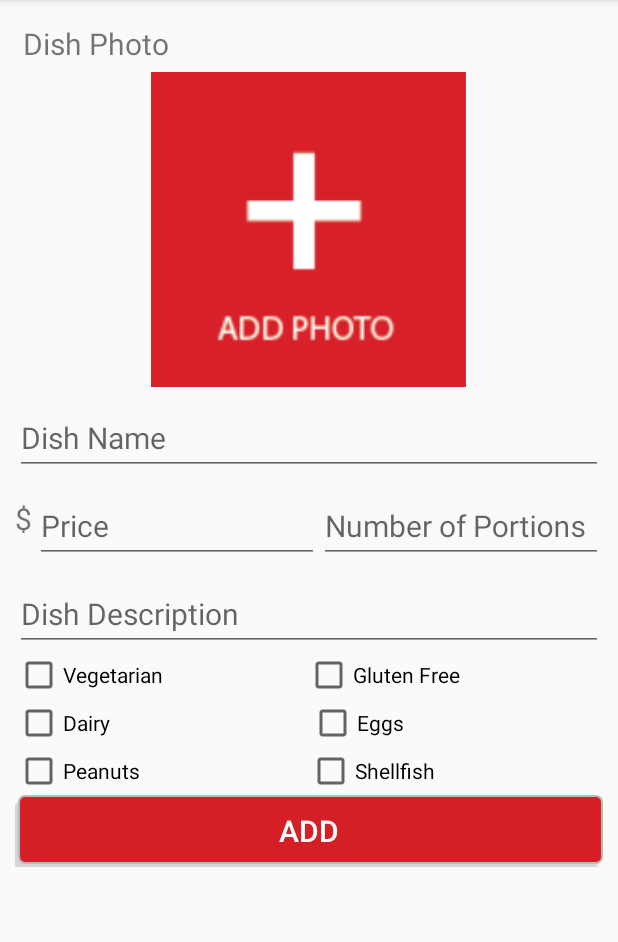
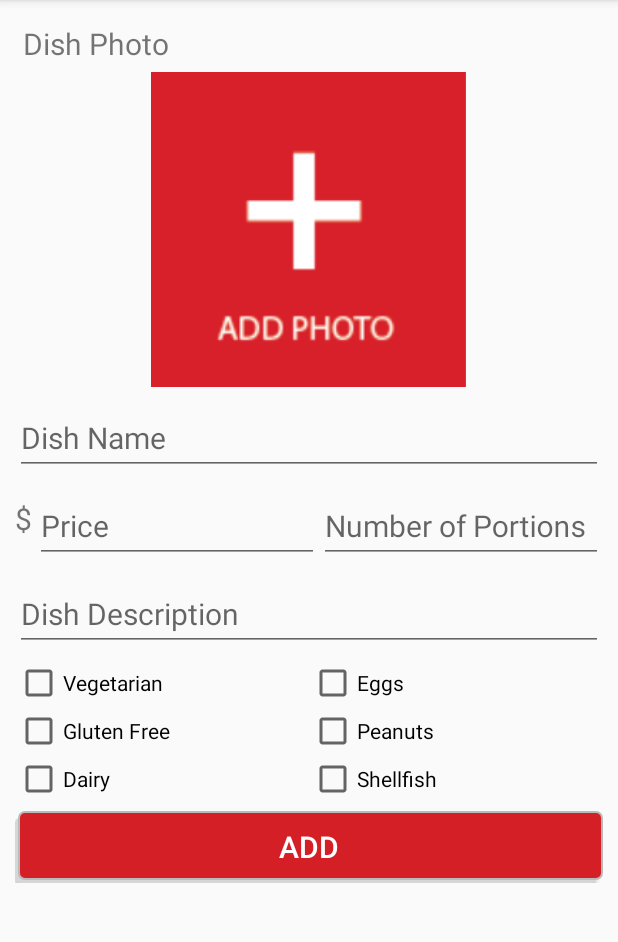
Before and after one commit to AnthonyFermin/Chip-Chop, an Android app: the fragment Fragment_Seller_CreateItem placed in its activity, on a phone screen of 412 x 824 dp, the part 84-1026 px from its top. Run offline under Robolectric (Android 15) with nearby library versions, the light colour scheme and no system bars; our stand-ins replace CircleImageView; libraries missing offline, so code that uses them is left out: com.facebook, com.firebase.client, com.sothree.slidinguppanel, retrofit.client; pictures from the network do not load; 3 statements that could not run were skipped.

Commit message:
more ui fixes

```diff
--- a/app/src/main/java/madelyntav/c4q/nyc/chipchop/fragments/Fragment_Buyer_Checkout.java
+++ b/app/src/main/java/madelyntav/c4q/nyc/chipchop/fragments/Fragment_Buyer_Checkout.java
@@ -1,6 +1,8 @@
 package madelyntav.c4q.nyc.chipchop.fragments;
 
+import android.graphics.drawable.TransitionDrawable;
 import android.os.Bundle;
+import android.os.Handler;
 import android.support.v4.app.Fragment;
 import android.support.v7.widget.LinearLayoutManager;
 import android.support.v7.widget.RecyclerView;
@@ -9,6 +11,7 @@ import android.view.LayoutInflater;
 import android.view.View;
 import android.view.ViewGroup;
 import android.widget.Button;
+import android.widget.ImageView;
 import android.widget.TextView;
 import android.widget.Toast;
 
@@ -25,11 +28,13 @@ import madelyntav.c4q.nyc.chipchop.adapters.CheckoutListAdapter;
 
 public class Fragment_Buyer_Checkout extends Fragment {
 
+    ImageView confirmImage;
     Button confirmOrder;
     private ArrayList<Item> cartItems;
     private RecyclerView cartRView;
     private TextView totalPriceTV;
 
+    private TransitionDrawable confirmDrawable;
     private BuyActivity activity;
     private Order order;
     private DBHelper dbHelper;
@@ -63,7 +68,14 @@ public class Fragment_Buyer_Checkout extends Fragment {
                 dbHelper.addCurrentOrderToSellerDB(order,new DBCallback() {
                     @Override
                     public void runOnSuccess() {
-                        activity.replaceFragment(new Fragment_Buyer_Orders());
+                        confirmImage.setVisibility(View.VISIBLE);
+                        new Handler().postDelayed(new Runnable() {
+                            @Override
+                            public void run() {
+                                confirmImage.setVisibility(View.GONE);
+                                activity.replaceFragment(new Fragment_Buyer_Orders());
+                            }
+                        }, 2000);
                     }
 
                     @Override
@@ -86,12 +98,16 @@ public class Fragment_Buyer_Checkout extends Fragment {
 
     private void initializeViews() {
         totalPriceTV.setText(total + "");
+
     }
 
     private void bindViews(View root) {
         cartRView = (RecyclerView) root.findViewById(R.id.checkout_items_list);
         totalPriceTV = (TextView) root.findViewById(R.id.total_price_tv);
         confirmOrder = (Button) root.findViewById(R.id.confirmOrderButton);
+        confirmImage = (ImageView) root.findViewById(R.id.confirm_image);
+
+
     }
 
     private void initializeData() {
--- a/app/src/main/res/layout/activity_signup1.xml
+++ b/app/src/main/res/layout/activity_signup1.xml
@@ -14,7 +14,10 @@
         android:visibility="gone"
         >
         <ProgressBar
-            style="@style/GenericProgressIndicator"/>
+            android:layout_width="wrap_content"
+            android:layout_height="wrap_content"
+            android:layout_gravity="center"
+            android:background="@android:color/transparent"/>
     </RelativeLayout>
 
     <LinearLayout
--- a/app/src/main/res/layout/checkout_list_item.xml
+++ b/app/src/main/res/layout/checkout_list_item.xml
@@ -33,15 +33,17 @@
             android:padding="8dp"/>
 
         <TextView
-            android:layout_width="50dp"
+            android:layout_width="0dp"
             android:layout_height="50dp"
+            android:layout_weight="1"
             android:gravity="center"
             android:id="@+id/food_quantity_tv"/>
 
         <TextView
-            android:layout_width="50dp"
+            android:layout_width="0dp"
             android:layout_height="50dp"
-            android:gravity="end"
+            android:layout_weight="1"
+            android:gravity="center"
             android:id="@+id/food_price_tv"/>
 
     </LinearLayout>
--- a/app/src/main/res/layout/fragment_buyer_checkout.xml
+++ b/app/src/main/res/layout/fragment_buyer_checkout.xml
@@ -3,6 +3,7 @@
     android:layout_height="match_parent"
     android:padding="10dp"
     tools:context="madelyntav.c4q.nyc.chipchop.fragments.Fragment_Buyer_Checkout">
+
 
 
     <ImageView
@@ -99,4 +100,12 @@
         android:id="@+id/confirmOrderButton"
         android:layout_alignParentBottom="true"/>
 
+    <ImageView
+        android:id="@+id/confirm_image"
+        android:layout_width="180dp"
+        android:layout_height="180dp"
+        android:src="@drawable/confirm"
+        android:visibility="gone"
+        android:layout_centerInParent="true"/>
+
 </RelativeLayout>
--- a/app/src/main/res/layout/fragment_seller__create_item.xml
+++ b/app/src/main/res/layout/fragment_seller__create_item.xml
@@ -8,8 +8,8 @@
     <ScrollView
         android:layout_width="match_parent"
         android:layout_height="0dp"
-        android:scrollbars="none"
-        android:layout_weight="10">
+        android:layout_weight="10"
+        android:scrollbars="none">
 
         <LinearLayout
             android:layout_width="match_parent"
@@ -19,31 +19,31 @@
             <TextView
                 android:layout_width="match_parent"
                 android:layout_height="wrap_content"
+                android:padding="5dp"
                 android:text="Dish Photo"
-        android:textSize="20sp"
-        android:padding="5dp"/>
+                android:textSize="20sp" />
 
 
             <ImageButton
                 android:id="@+id/dish_image"
                 android:layout_width="210dp"
                 android:layout_height="210dp"
+                android:layout_gravity="center_horizontal"
+                android:adjustViewBounds="true"
+                android:background="#FFF"
                 android:scaleType="centerCrop"
-        android:adjustViewBounds="true"
-        android:src="@drawable/addphoto"
-        android:background="#FFF"
-        android:layout_gravity="center_horizontal"/>
+                android:src="@drawable/addphoto" />
 
             <android.support.design.widget.TextInputLayout
                 android:layout_width="match_parent"
                 android:layout_height="wrap_content">
 
                 <EditText
+                    android:id="@+id/dish_name"
                     android:layout_width="match_parent"
                     android:layout_height="wrap_content"
                     android:hint="Dish Name"
-        android:textSize="20sp"
-        android:id="@+id/dish_name"/>
+                    android:textSize="20sp" />
 
             </android.support.design.widget.TextInputLayout>
 
@@ -55,9 +55,9 @@
                 <TextView
                     android:layout_width="wrap_content"
                     android:layout_height="match_parent"
+                    android:gravity="center_vertical"
+                    android:paddingRight="2dp"
                     android:text="$"
-            android:paddingRight="2dp"
-            android:gravity="center_vertical"
                     android:textSize="20sp" />
 
                 <android.support.design.widget.TextInputLayout
@@ -66,29 +66,31 @@
                     android:layout_weight="1">
 
                     <EditText
+                        android:id="@+id/price_dollar_amount"
                         android:layout_width="match_parent"
                         android:layout_height="wrap_content"
+                        android:hint="Price"
                         android:inputType="number"
-            android:hint="Price"
-            android:textSize="20sp"
                         android:maxLength="3"
-            android:id="@+id/price_dollar_amount"/>
+                        android:textSize="20sp" />
 
                 </android.support.design.widget.TextInputLayout>
 
-        d<android.support.design.widget.TextInputLayout
+                d
+
+                <android.support.design.widget.TextInputLayout
                     android:layout_width="0dp"
                     android:layout_height="wrap_content"
                     android:layout_weight="1">
 
                     <EditText
+                        android:id="@+id/portions"
                         android:layout_width="match_parent"
                         android:layout_height="wrap_content"
                         android:hint="Number of Portions"
+                        android:inputType="number"
                         android:maxLength="3"
-            android:inputType="number"
-            android:textSize="20sp"
-            android:id="@+id/portions"/>
+                        android:textSize="20sp" />
 
                 </android.support.design.widget.TextInputLayout>
 
@@ -99,86 +101,91 @@
                 android:layout_height="wrap_content">
 
                 <EditText
+                    android:id="@+id/description"
                     android:layout_width="match_parent"
                     android:layout_height="wrap_content"
                     android:hint="Dish Description"
-        android:textSize="20sp"
-        android:id="@+id/description"/>
+                    android:textSize="20sp" />
 
             </android.support.design.widget.TextInputLayout>
+
 
             <LinearLayout
                 android:layout_width="match_parent"
                 android:layout_height="wrap_content"
-            android:orientation="horizontal">
+                android:orientation="horizontal"
+                android:layout_marginTop="5dp"
+                android:layout_marginBottom="5dp">
+
+                <LinearLayout
+                    android:layout_width="0dp"
+                    android:layout_height="wrap_content"
+                    android:layout_weight="1"
+                    android:orientation="vertical">
 
                     <CheckBox
+                        android:id="@+id/veg_cb"
                         android:layout_width="wrap_content"
                         android:layout_height="wrap_content"
-                android:text="Vegetarian"
-                android:id="@+id/veg_cb"
-                android:layout_weight="1"/>
+                        android:layout_weight="1"
+                        android:text="Vegetarian" />
 
                     <CheckBox
+                        android:id="@+id/glut_free_cb"
                         android:layout_width="wrap_content"
                         android:layout_height="wrap_content"
-            android:text="Gluten Free"
-            android:id="@+id/glut_free_cb"
-            android:layout_weight="1"/>
+                        android:layout_weight="1"
+                        android:text="Gluten Free" />
+
+                    <CheckBox
+                        android:id="@+id/dairy_cb"
+                        android:layout_width="wrap_content"
+                        android:layout_height="wrap_content"
+                        android:layout_weight="1"
+                        android:text="Dairy" />
+
+                </LinearLayout>
+
+                <LinearLayout
+                    android:layout_width="0dp"
+                    android:layout_height="wrap_content"
+                    android:layout_weight="1"
+                    android:orientation="vertical">
+
+
+                    <CheckBox
+                        android:id="@+id/eggs_cb"
+                        android:layout_width="wrap_content"
+                        android:layout_height="wrap_content"
+                        android:layout_weight="1"
+                        android:text="Eggs" />
+
+                    <CheckBox
+                        android:id="@+id/peanuts_cb"
+                        android:layout_width="wrap_content"
+                        android:layout_height="wrap_content"
+                        android:layout_weight="1"
+                        android:text="Peanuts" />
+
+                    <CheckBox
+                        android:id="@+id/shellfish_cb"
+                        android:layout_width="wrap_content"
+                        android:layout_height="wrap_content"
+                        android:layout_weight="1"
+                        android:text="Shellfish" />
 
 
                 </LinearLayout>
 
-        <LinearLayout
-            android:layout_width="match_parent"
-            android:layout_height="wrap_content"
-            android:orientation="horizontal">
-
-            <CheckBox
-                android:layout_width="wrap_content"
-                android:layout_height="wrap_content"
-                android:text="Dairy"
-                android:id="@+id/dairy_cb"
-                android:layout_weight="1"/>
-
-            <CheckBox
-                android:layout_width="wrap_content"
-                android:layout_height="wrap_content"
-                android:text="Eggs"
-                android:id="@+id/eggs_cb"
-                android:layout_weight="1"/>
+            </LinearLayout>
 
 
-        </LinearLayout>
-
-        <LinearLayout
-            android:layout_width="match_parent"
-            android:layout_height="wrap_content"
-            android:orientation="horizontal">
-
-            <CheckBox
-                android:layout_width="wrap_content"
-                android:layout_height="wrap_content"
-                android:text="Peanuts"
-                android:id="@+id/peanuts_cb"
-                android:layout_weight="1"/>
-
-            <CheckBox
-                android:layout_width="wrap_content"
-                android:layout_height="wrap_content"
-                android:text="Shellfish"
-                android:id="@+id/shellfish_cb"
-                android:layout_weight="1"/>
-
-
-        </LinearLayout>
-
             <Button
+                android:id="@+id/add_item_button"
                 style="@style/button_design"
                 android:layout_width="match_parent"
                 android:layout_height="wrap_content"
-            android:text="ADD"
-            android:id="@+id/add_item_button"/>
+                android:text="ADD" />
 
         </LinearLayout>
 
```
Lines whose indentation alone changed are shown as unchanged.
